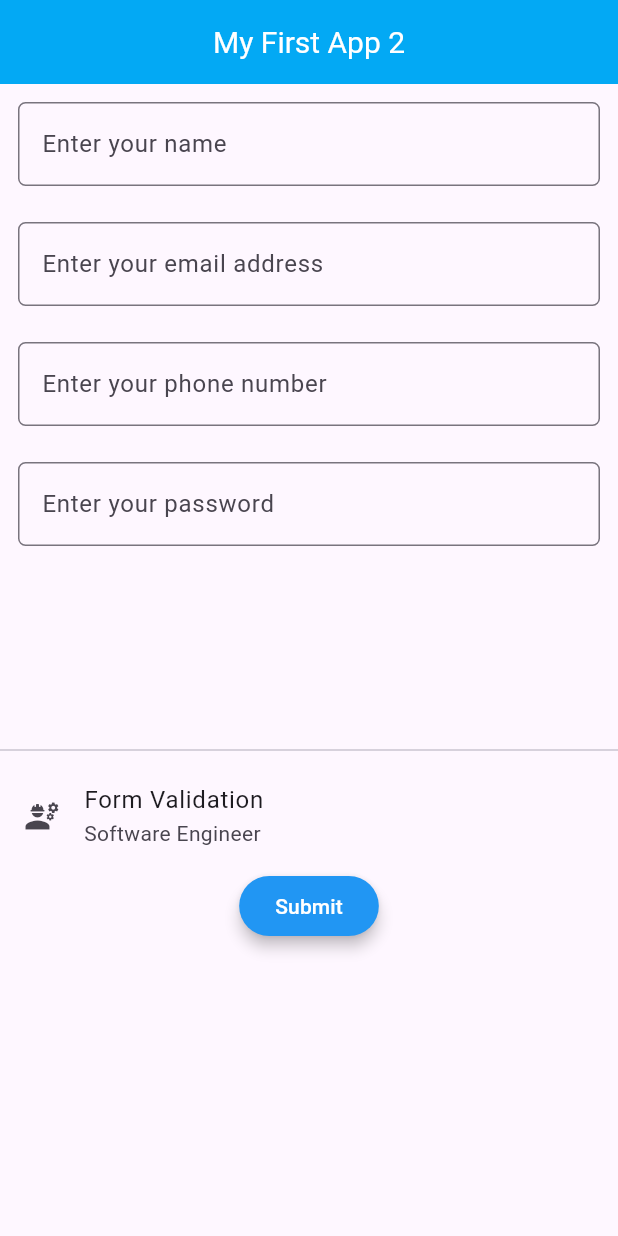
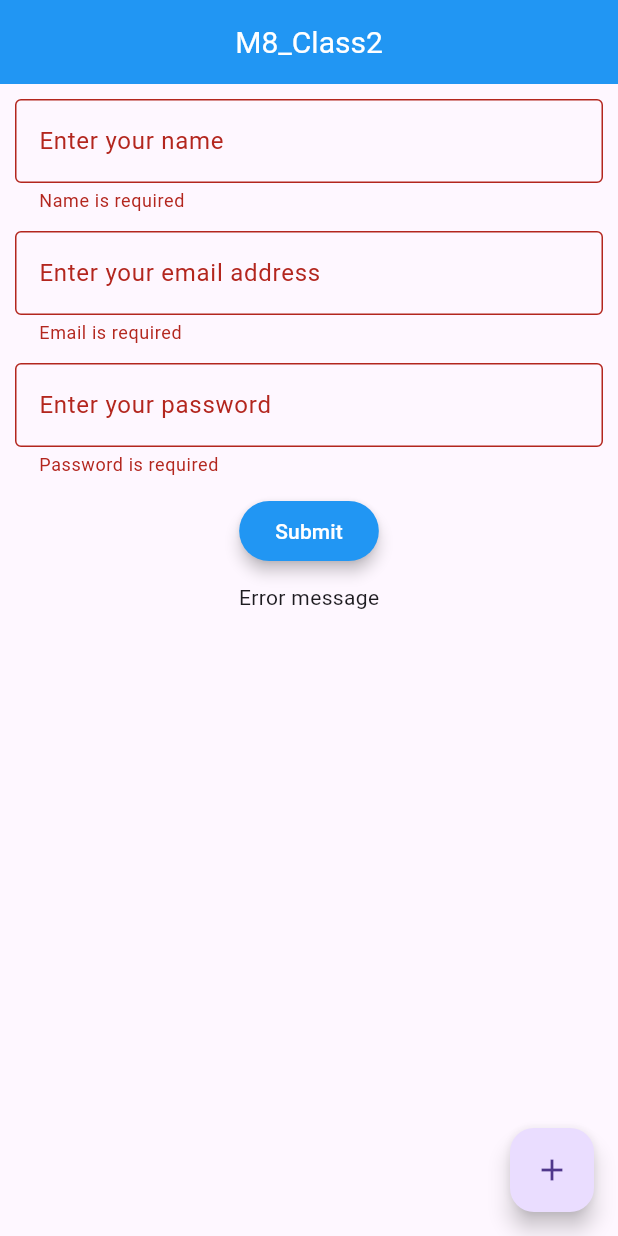
Before and after one commit to WebAdib/ostad_pp1, a Flutter app: the screen it shows after launch, after a tap on "Submit", on a phone screen of 412 x 824 dp. Run offline on Flutter 3.47's test engine with Material 3 defaults, Android fonts, the light colour scheme and no system bars.

Commit message:
class 2 update

```diff
--- a/lib/main.dart
+++ b/lib/main.dart
@@ -84,12 +84,29 @@ void main() {
    */
 }
 
+// My application
 class MyApp extends StatelessWidget {
   const MyApp({super.key});
 
   @override
   Widget build(BuildContext context) {
     return MaterialApp(
+      theme: ThemeData(
+        primaryColor: Colors.blue,
+        primarySwatch: Colors.blue,
+        visualDensity: VisualDensity.adaptivePlatformDensity,
+        appBarTheme: AppBarTheme(
+          color: Colors.blue,
+          centerTitle: true,
+        ),
+        elevatedButtonTheme: ElevatedButtonThemeData(
+          style: ElevatedButton.styleFrom(
+            backgroundColor: Colors.blue,
+            foregroundColor: Colors.white,
+            elevation: 4.0,
+          ),
+        ),
+      ),
       title: '1st Practice App',
       debugShowCheckedModeBanner: false,
       home: MyHomePage(),
@@ -97,175 +114,177 @@ class MyApp extends StatelessWidget {
   }
 }
 
+// My home page
 class MyHomePage extends StatelessWidget {
   const MyHomePage({super.key});
 
   @override
   Widget build(BuildContext context) {
-    ////// Text Controller
-    final TextEditingController _nameController = TextEditingController();
-    final TextEditingController _emailController = TextEditingController();
-    final TextEditingController _passwordController = TextEditingController();
-    final TextEditingController _phoneNumberController =
-        TextEditingController();
+    /// Form Keys
+    final _formKeys = GlobalKey<FormState>();
 
     return Scaffold(
       appBar: AppBar(
-        backgroundColor: Colors.lightBlue,
+        //backgroundColor: Colors.lightBlue,
         title: Text(
-          'My First App 2',
+          'M8_Class2',
           style: TextStyle(fontSize: 20, color: Colors.white),
         ),
-        centerTitle: true,
+        //centerTitle: true,
       ),
-      body: SingleChildScrollView(
-        child: Center(
+      body: Column(
+        children: [
+          Padding(
+            padding: const EdgeInsets.all(10.0),
+            child: Form(
+                key: _formKeys,
                 child: Column(
-            mainAxisAlignment: MainAxisAlignment.center,
-            crossAxisAlignment: CrossAxisAlignment.center,
                   children: [
-              //// Form fields
-              Padding(
-                padding: const EdgeInsets.all(12.0),
-                child: TextField(
-                  controller: _nameController,
+                    TextFormField(
+                      onChanged: (value) {
+                        print('Text Field value changed: $value');
+                      },
                       decoration: InputDecoration(
                         labelText: 'Enter your name',
-                    hintText: 'Enter your name',
-                    hintStyle: TextStyle(
-                      fontSize: 16,
-                      color: Colors.black.withOpacity(0.5),
+                        border: OutlineInputBorder(),
                       ),
-                    //fillColor: Colors.grey.withOpacity(0.1),
-                    // focusedBorder: OutlineInputBorder(
-                    //   borderRadius: BorderRadius.circular(5),
-                    //   borderSide: BorderSide(color: Colors.black),
-                    //),
-                    border: OutlineInputBorder(
-                      borderRadius: BorderRadius.circular(5),
-                      borderSide: BorderSide(color: Colors.black),
+                      validator: (value) {
+                        if (value == null || value.isEmpty) {
+                          return 'Name is required';
+                        }
+                        return null;
+                      },
                     ),
-                  ),
-                ),
-              ),
-              Padding(
-                padding: const EdgeInsets.all(12.0),
-                child: TextField(
-                  controller: _emailController,
-                  obscureText: true, // to hide password
+                    SizedBox(height: 12),
+                    TextFormField(
+                        onChanged: (value) {
+                          print('Text Field value changed: $value');
+                        },
                         decoration: InputDecoration(
                           labelText: 'Enter your email address',
-                    hintText: 'Enter your email address',
-                    hintStyle: TextStyle(
-                      fontSize: 16,
-                      color: Colors.black.withOpacity(0.5),
+                          border: OutlineInputBorder(),
                         ),
-                    //fillColor: Colors.grey.withOpacity(0.1),
-                    // focusedBorder: OutlineInputBorder(
-                    //   borderRadius: BorderRadius.circular(5),
-                    //   borderSide: BorderSide(color: Colors.black),
-                    //),
-                    border: OutlineInputBorder(
-                      borderRadius: BorderRadius.circular(5),
-                      borderSide: BorderSide(color: Colors.black),
-                    ),
-                  ),
-                ),
-              ),
-              Padding(
-                padding: const EdgeInsets.all(12.0),
-                child: TextField(
-                  controller: _phoneNumberController,
-                  obscureText: false,
-                  keyboardType: TextInputType.number,
-                  decoration: InputDecoration(
-                    labelText: 'Enter your phone number',
-                    hintText: 'Enter your phone number',
-                    hintStyle: TextStyle(
-                      fontSize: 16,
-                      color: Colors.black.withOpacity(0.5),
-                    ),
-                    //fillColor: Colors.grey.withOpacity(0.1),
-                    // focusedBorder: OutlineInputBorder(
-                    //   borderRadius: BorderRadius.circular(5),
-                    //   borderSide: BorderSide(color: Colors.black),
-                    //),
-                    border: OutlineInputBorder(
-                      borderRadius: BorderRadius.circular(5),
-                      borderSide: BorderSide(color: Colors.black),
-                    ),
-                  ),
-                ),
-              ),
-              Padding(
-                padding: const EdgeInsets.all(12.0),
-                child: TextField(
-                  controller: _passwordController,
-                  obscureText: true, // to hide password
+                        validator: (value) {
+                          if (value == null || value.isEmpty) {
+                            return 'Email is required';
+                          }
+                          if (!value.contains('@')) {
+                            return 'Email is not valid';
+                          }
+                          return null;
+                        }),
+                    SizedBox(height: 12),
+                    TextFormField(
+                        onChanged: (value) {
+                          print('Text Field value changed: $value');
+                        },
                         decoration: InputDecoration(
                           labelText: 'Enter your password',
-                    hintText: 'Enter your password',
-                    hintStyle: TextStyle(
-                      fontSize: 16,
-                      color: Colors.black.withOpacity(0.5),
+                          border: OutlineInputBorder(),
                         ),
-                    //fillColor: Colors.grey.withOpacity(0.1),
-                    // focusedBorder: OutlineInputBorder(
-                    //   borderRadius: BorderRadius.circular(5),
-                    //   borderSide: BorderSide(color: Colors.black),
-                    //),
-                    border: OutlineInputBorder(
-                      borderRadius: BorderRadius.circular(5),
-                      borderSide: BorderSide(color: Colors.black),
-                    ),
-                  ),
-                ),
-              ),
-
-              ////// controller text
-              Text(
-                _nameController.text,
-                style: TextStyle(fontSize: 20, color: Colors.black),
-              ),
-              Text(
-                _emailController.text,
-                style: TextStyle(fontSize: 20, color: Colors.black),
-              ),
-              Text(
-                _phoneNumberController.text,
-                style: TextStyle(fontSize: 20, color: Colors.black),
-              ),
-              Text(
-                _passwordController.text,
-                style: TextStyle(fontSize: 20, color: Colors.black),
-              ),
-              Divider(),
-              ListTile(
-                title: Text('Form Validation'),
-                subtitle: Text('Software Engineer'),
-                leading: Icon(Icons.engineering),
-                onTap: () {
-                  print("I'm List Tile");
-                },
-              ),
-
-              ////// Button
+                        validator: (value) {
+                          if (value == null || value.isEmpty) {
+                            return 'Password is required';
+                          }
+                          if (value.length < 6) {
+                            return 'Password must be at least 6 characters long';
+                          }
+                          return null;
+                        }),
+                    SizedBox(height: 12),
                     ElevatedButton(
                       style: ElevatedButton.styleFrom(
                         backgroundColor: Colors.blue,
                         elevation: 4.0,
                       ),
                       onPressed: () {
-                  print('Form submitted');
-                  print(_nameController.text);
-                  print(_emailController.text);
-                  print(_phoneNumberController.text);
-                  print(_passwordController.text);
+                        if (_formKeys.currentState!.validate()) {
+                          Navigator.push(
+                              context,
+                              MaterialPageRoute(
+                                  builder: (context) => UserInfo()));
+                          print('Button pressed');
+                        }
                       },
-                child: Text('Submit', style: TextStyle(color: Colors.white)),
+                      child: Text(
+                        'Submit',
+                        style: TextStyle(color: Colors.white),
+                      ),
+                    ),
+                    SizedBox(height: 10),
+                    Text('Error message'),
+                  ],
+                )),
+          )
+        ],
+      ),
+      floatingActionButton: FloatingActionButton(
+        onPressed: () {
+          print('Floating Action Button clicked');
+        },
+        child: Icon(Icons.add),
+      ),
+    );
+  }
+}
+
+// user info page
+class UserInfo extends StatelessWidget {
+  const UserInfo({super.key});
+
+  @override
+  Widget build(BuildContext context) {
+    return Scaffold(
+      appBar: AppBar(
+        //backgroundColor: Colors.lightBlue,
+        title: Text(
+          'User Information',
+          style: TextStyle(fontSize: 20, color: Colors.white),
+        ),
+        //centerTitle: true,
+      ),
+      body: Center(
+        child: Column(
+          mainAxisAlignment: MainAxisAlignment.center,
+          crossAxisAlignment: CrossAxisAlignment.center,
+          children: [
+            Text("User Information"),
+            ElevatedButton(
+              onPressed: () {
+                //Navigator.push(context,MaterialPageRoute(builder: (context) => MyApp()));
+                Navigator.pop(context);
+              },
+              child: Text("Back"),
+            ),
+            SizedBox(height: 20),
+            Padding(
+              padding: const EdgeInsets.all(8.0),
+              child: SizedBox(
+                height: 400,
+                child: GridView.builder(
+                    gridDelegate: SliverGridDelegateWithFixedCrossAxisCount(
+                        crossAxisCount: 6,
+                        crossAxisSpacing: 5,
+                        mainAxisSpacing: 5),
+                    itemCount: 260,
+                    itemBuilder: (context, index) {
+                      return Container(
+                        child: Center(
+                          child: Text(
+                            "${index + 1}",
+                            style: TextStyle(fontSize: 20),
+                          ),
+                        ),
+                        decoration: BoxDecoration(
+                          color: Colors.grey,
+                          border: Border.all(color: Colors.black, width: 1),
+                          borderRadius: BorderRadius.circular(10),
+                        ),
+                      );
+                    }),
+              ),
             ),
           ],
-          ),
         ),
       ),
     );
```
Lines whose indentation alone changed are shown as unchanged.
